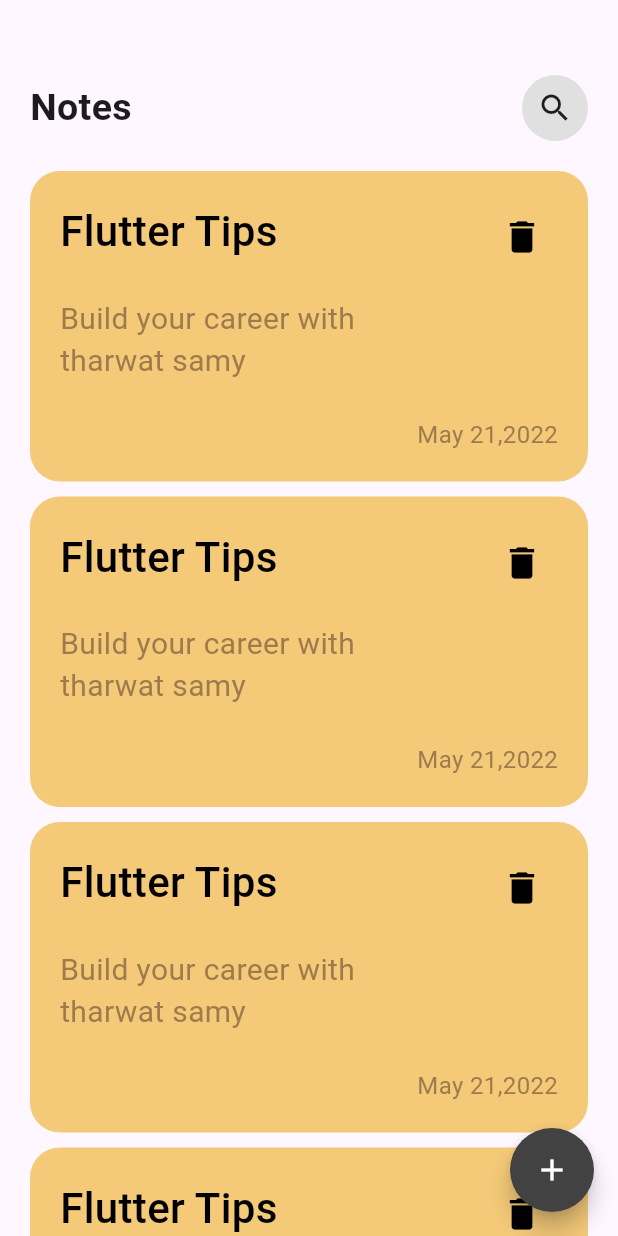
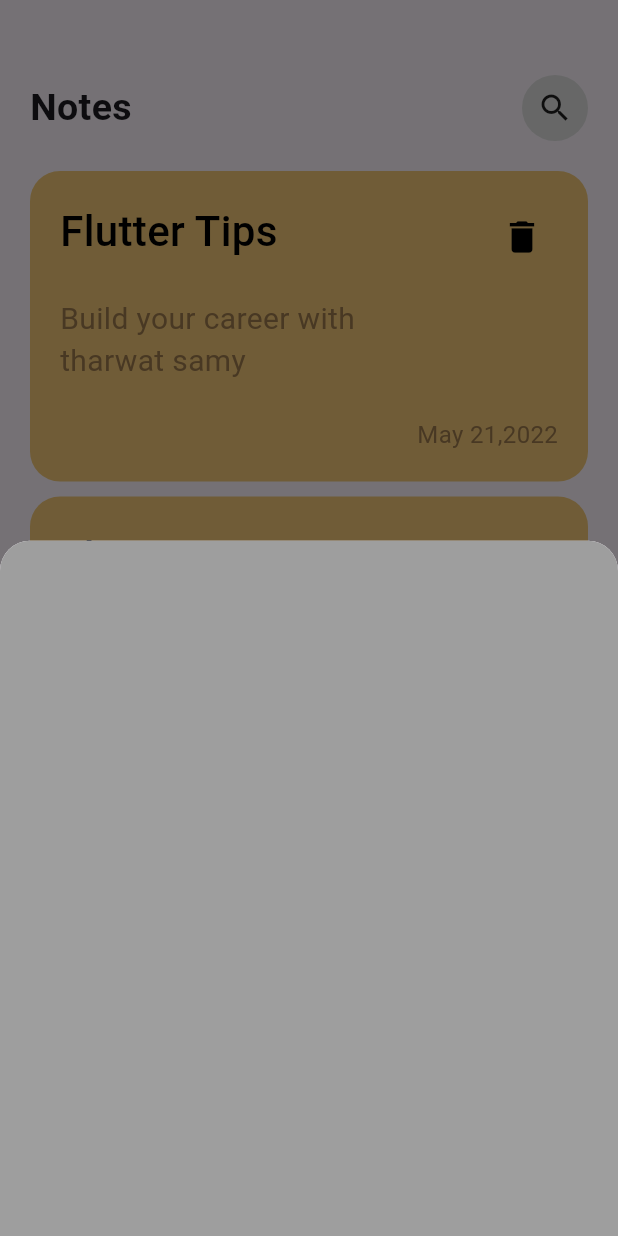
Before and after one commit to AhmedOmara-Flutter/hive_note_app, a Flutter app: the screen it shows after launch, after a tap on the "add" icon, on a phone screen of 412 x 824 dp. Run offline on Flutter 3.47's test engine with Material 3 defaults, Android fonts, the phone set to English and light mode, and no system bars.

Commit message:
build modal bottom sheet

```diff
--- /dev/null
+++ b/lib/views/build_modal_bottom_sheet.dart
@@ -0,0 +1,18 @@
+import 'package:flutter/material.dart';
+
+class BuildModalBottomSheet extends StatelessWidget {
+  const BuildModalBottomSheet({super.key});
+
+  @override
+  Widget build(BuildContext context) {
+    return Container(
+      decoration: BoxDecoration(
+        color: Colors.grey,
+        borderRadius: BorderRadius.only(
+          topLeft: Radius.circular(20),
+          topRight: Radius.circular(20),
+        ),
+      ),
+    );
+  }
+}
--- a/lib/views/note_app_home_view.dart
+++ b/lib/views/note_app_home_view.dart
@@ -1,4 +1,5 @@
 import 'package:flutter/material.dart';
+import 'package:hive_note_app/views/build_modal_bottom_sheet.dart';
 import 'package:hive_note_app/views/custom_appbar.dart';
 import 'package:hive_note_app/views/notes_item.dart';
 
@@ -9,7 +10,20 @@ class NoteAppHomeView extends StatelessWidget {
   Widget build(BuildContext context) {
     return Scaffold(
       floatingActionButton: FloatingActionButton(
-        onPressed: () {},
+        onPressed: () {
+          showModalBottomSheet(
+            shape: RoundedRectangleBorder(
+              borderRadius: BorderRadius.only(
+                topLeft: Radius.circular(20),
+                topRight: Radius.circular(20),
+              ),
+
+
+            ),
+            context: context,
+            builder: (context) => BuildModalBottomSheet(),
+          );
+        },
         shape: CircleBorder(),
         backgroundColor: Colors.grey.shade800,
         child: Icon(
```
